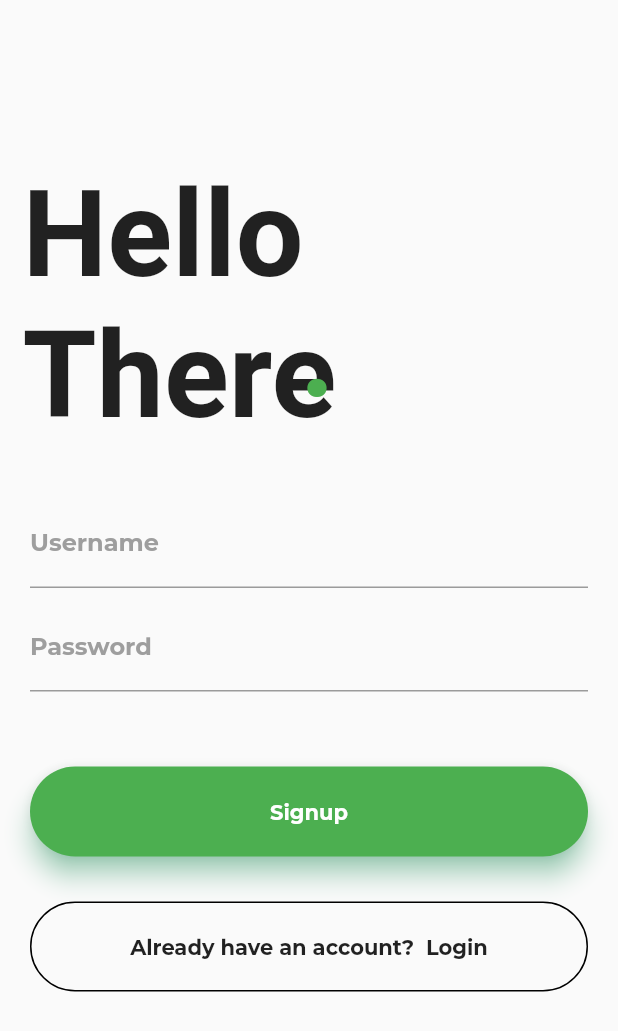
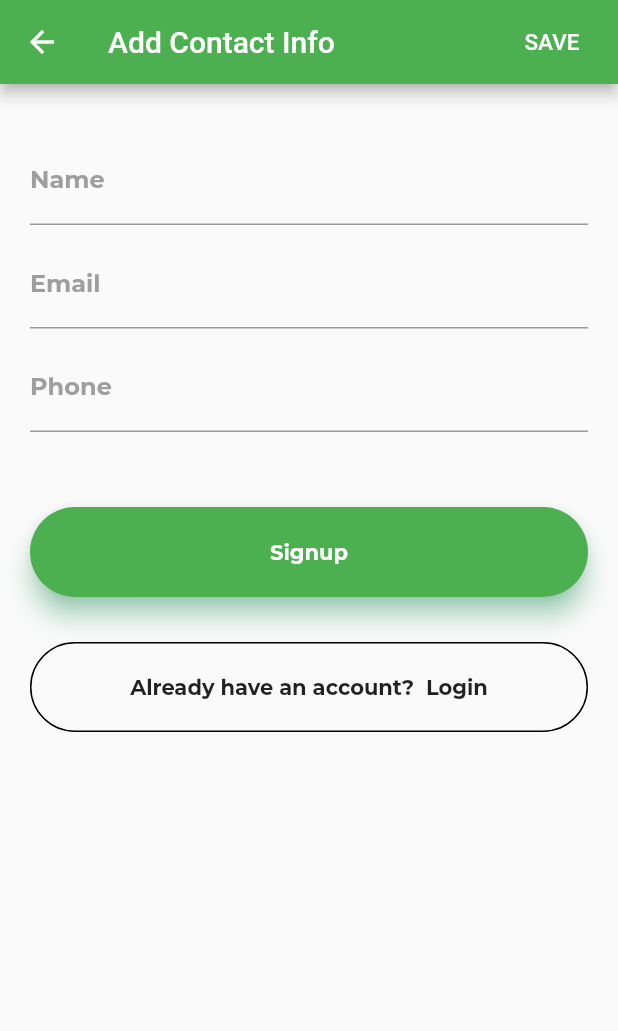
Before and after one commit to g14a/app-uuid, a Flutter app: the screen it shows after launch, on a phone screen of 412 x 824 dp. Shown: the top 1031 px of the screen. Run offline on Flutter 3.47's test engine with Material 2 defaults, Android fonts, the phone set to English and light mode, and no system bars; our stand-ins replace fluttertoast, font_awesome_flutter, shared_preferences; missing offline and left inert: get_ip.

Commit message:
reorganized files
Signed-off-by: Gowtham Munukutla <gowtham.m81197@gmail.com>

```diff
--- a/lib/main.dart
+++ b/lib/main.dart
@@ -1,8 +1,9 @@
 import 'package:flutter/cupertino.dart';
 import 'package:flutter/material.dart';
-import 'package:flutter_uuid/login.dart';
-import 'package:flutter_uuid/profile.dart';
-import 'package:flutter_uuid/signup.dart';
+import 'package:flutter_uuid/pages/addContactInfo.dart';
+import 'package:flutter_uuid/pages/login.dart';
+import 'package:flutter_uuid/pages/profile.dart';
+import 'package:flutter_uuid/pages/signup.dart';
 
 void main () => runApp(MyApp());
 
@@ -14,7 +15,7 @@ class MyApp extends StatelessWidget {
       theme: new ThemeData(
         primarySwatch: Colors.green
       ),
-      home: new SignupPage(),
+      home: new AddContactInfo(),
       routes: <String, WidgetBuilder> {
         "/login": (BuildContext context) => new LoginPage(),
         "/profile": (BuildContext context) => new ProfilePage(title: "Welcome")
--- /dev/null
+++ b/lib/pages/addContactInfo.dart
@@ -0,0 +1,190 @@
+import 'package:flutter/material.dart';
+import 'package:flutter_uuid/services/auth_service.dart';
+import 'package:fluttertoast/fluttertoast.dart';
+
+class AddContactInfo extends StatefulWidget {
+  @override
+  _AddContactInfoState createState() => _AddContactInfoState();
+}
+
+class _AddContactInfoState extends State<AddContactInfo> {
+  final nameController = TextEditingController();
+  final emailController = TextEditingController();
+  final phoneController = TextEditingController();
+
+  bool validate = false;
+
+  @override
+  void dispose() {
+    nameController.dispose();
+    emailController.dispose();
+    phoneController.dispose();
+    super.dispose();
+  }
+
+  @override
+  void initState() {
+    super.initState();
+  }
+
+  @override
+  Widget build(BuildContext context) {
+    return new Scaffold(
+        appBar: new AppBar(
+          title: new Text("Add Contact Info"),
+          leading: GestureDetector(
+            onTap: () {},
+            child: Icon(
+              Icons.arrow_back,
+            ),
+          ),
+          actions: <Widget>[
+            FlatButton(
+              textColor: Colors.white,
+              child: Text("SAVE", style: TextStyle(fontSize: 15)),
+              onPressed: () async {
+                setState(() {
+                  usernameController.text.isEmpty ||
+                          passwordController.text.isEmpty
+                      ? validate = true
+                      : validate = false;
+                });
+                if (await addContactInfo() && validate) {
+                  Navigator.of(context).pushNamed("/login");
+                } else {
+                  Fluttertoast.showToast(
+                      msg: "Unable to sign up",
+                      toastLength: Toast.LENGTH_SHORT,
+                      gravity: ToastGravity.BOTTOM,
+                      backgroundColor: Colors.red,
+                      textColor: Colors.white,
+                      fontSize: 16.0);
+                }
+              },
+            ),
+          ],
+        ),
+        body: Column(
+            crossAxisAlignment: CrossAxisAlignment.start,
+            children: <Widget>[
+              Container(
+                  padding: EdgeInsets.only(top: 35.0, left: 20.0, right: 20.0),
+                  child: Column(
+                    children: <Widget>[
+                      TextField(
+                        decoration: InputDecoration(
+                            labelText: 'Name',
+                            labelStyle: TextStyle(
+                                fontFamily: 'Montserrat',
+                                fontWeight: FontWeight.bold,
+                                color: Colors.grey),
+                            focusedBorder: UnderlineInputBorder(
+                                borderSide: BorderSide(color: Colors.green))),
+                        controller: nameController,
+                      ),
+                      SizedBox(height: 10.0),
+                      TextField(
+                        decoration: InputDecoration(
+                            labelText: 'Email ',
+                            labelStyle: TextStyle(
+                                fontFamily: 'Montserrat',
+                                fontWeight: FontWeight.bold,
+                                color: Colors.grey),
+                            focusedBorder: UnderlineInputBorder(
+                                borderSide: BorderSide(color: Colors.green))),
+                        controller: emailController,
+                      ),
+                      SizedBox(height: 10.0),
+                      TextField(
+                        decoration: InputDecoration(
+                            labelText: 'Phone ',
+                            labelStyle: TextStyle(
+                                fontFamily: 'Montserrat',
+                                fontWeight: FontWeight.bold,
+                                color: Colors.grey),
+                            focusedBorder: UnderlineInputBorder(
+                                borderSide: BorderSide(color: Colors.green))),
+                        controller: phoneController,
+                      ),
+                      SizedBox(height: 50.0),
+                      Container(
+                          height: 60.0,
+                          child: Material(
+                            borderRadius: BorderRadius.circular(40.0),
+                            shadowColor: Colors.greenAccent,
+                            color: Colors.green,
+                            elevation: 7.0,
+                            child: GestureDetector(
+                              onTap: () async {
+                                setState(() {
+                                  usernameController.text.isEmpty ||
+                                          passwordController.text.isEmpty
+                                      ? validate = true
+                                      : validate = false;
+                                });
+                                if (await addContactInfo() && validate) {
+                                  Navigator.of(context).pushNamed("/login");
+                                } else {
+                                  Fluttertoast.showToast(
+                                      msg: "Unable to sign up",
+                                      toastLength: Toast.LENGTH_SHORT,
+                                      gravity: ToastGravity.BOTTOM,
+                                      backgroundColor: Colors.red,
+                                      textColor: Colors.white,
+                                      fontSize: 16.0);
+                                }
+                              },
+                              child: Center(
+                                child: Text(
+                                  'Signup',
+                                  style: TextStyle(
+                                      color: Colors.white,
+                                      fontWeight: FontWeight.bold,
+                                      fontFamily: 'Montserrat'),
+                                ),
+                              ),
+                            ),
+                          )),
+                      SizedBox(height: 30.0),
+                      Container(
+                        height: 60.0,
+                        color: Colors.transparent,
+                        child: Container(
+                          decoration: BoxDecoration(
+                              border: Border.all(
+                                  color: Colors.black,
+                                  style: BorderStyle.solid,
+                                  width: 1.0),
+                              color: Colors.transparent,
+                              borderRadius: BorderRadius.circular(40.0)),
+                          child: InkWell(
+                            onTap: () {
+                              Navigator.of(context).pushNamed("/login");
+                            },
+                            child: Center(
+                              child: Text('Already have an account?  Login',
+                                  style: TextStyle(
+                                      fontWeight: FontWeight.bold,
+                                      fontFamily: 'Montserrat')),
+                            ),
+                          ),
+                        ),
+                      ),
+                    ],
+                  )),
+            ]));
+  }
+
+  Future<bool> addContactInfo() async {
+    var name = nameController.text;
+    var email = emailController.text;
+    var phone = phoneController.text;
+
+    if (name.isNotEmpty || email.isNotEmpty || phone.isNotEmpty) {
+      var request = AddContactInfoRequest(name, email, phone);
+      return AddInfoService.addContactInfo(request);
+    }
+
+    return false;
+  }
+}
--- a/lib/signup.dart
+++ b/lib/pages/login.dart
@@ -1,16 +1,16 @@
 import 'package:flutter/material.dart';
-import 'package:flutter_uuid/auth_service.dart';
+import 'package:flutter_uuid/services/auth_service.dart';
+import 'package:shared_preferences/shared_preferences.dart';
 import 'package:fluttertoast/fluttertoast.dart';
 
-class SignupPage extends StatefulWidget {
+class LoginPage extends StatefulWidget {
   @override
-  _SignupPageState createState() => _SignupPageState();
+  _LoginPageState createState() => _LoginPageState();
 }
 
-class _SignupPageState extends State<SignupPage> {
+class _LoginPageState extends State<LoginPage> {
   final usernameController = TextEditingController();
   final passwordController = TextEditingController();
-  bool validate = false;
 
   @override
   void dispose() {
@@ -21,6 +21,7 @@ class _SignupPageState extends State<SignupPage> {
 
   @override
   void initState() {
+    SharedPreferences.setMockInitialValues({});
     super.initState();
   }
 
@@ -59,9 +60,10 @@ class _SignupPageState extends State<SignupPage> {
                   padding: EdgeInsets.only(top: 35.0, left: 20.0, right: 20.0),
                   child: Column(
                     children: <Widget>[
+                      SizedBox(height: 10.0),
                       TextField(
                         decoration: InputDecoration(
-                            labelText: 'Username',
+                            labelText: 'Username ',
                             labelStyle: TextStyle(
                                 fontFamily: 'Montserrat',
                                 fontWeight: FontWeight.bold,
@@ -83,24 +85,23 @@ class _SignupPageState extends State<SignupPage> {
                         controller: passwordController,
                         obscureText: true,
                       ),
-                      SizedBox(height: 50.0),
+                      SizedBox(height: 40.0),
                       Container(
                         height: 60.0,
-                          child: Material(
+                        color: Colors.transparent,
+                        child: Container(
+                          decoration: BoxDecoration(
+                            color: Colors.green,
                             borderRadius: BorderRadius.circular(40.0),
-                            shadowColor: Colors.greenAccent,
-                            color: Colors.green,
-                            elevation: 7.0,
-                            child: GestureDetector(
+                          ),
+                          child: InkWell(
                             onTap: () async {
-                                setState(() {
-                                  usernameController.text.isEmpty || passwordController.text.isEmpty ? validate = true : validate = false;
-                                });
-                                 if (await signup() && validate) {
-                                   Navigator.of(context).pushNamed("/login");
+                              if (await login()) {
+                                saveLoginPrefs(usernameController.text);
+                                Navigator.of(context).pushNamed("/profile");
                               } else {
                                 Fluttertoast.showToast(
-                                    msg: "Unable to sign up",
+                                    msg: "Unable to login",
                                     toastLength: Toast.LENGTH_SHORT,
                                     gravity: ToastGravity.BOTTOM,
                                     backgroundColor: Colors.red,
@@ -110,36 +111,12 @@ class _SignupPageState extends State<SignupPage> {
                             },
                             child: Center(
                               child: Text(
-                                  'Signup',
-                                  style: TextStyle(
-                                      color: Colors.white,
-                                      fontWeight: FontWeight.bold,
-                                      fontFamily: 'Montserrat'),
-                                ),
-                              ),
-                            ),
-                          )),
-                      SizedBox(height: 30.0),
-                      Container(
-                        height: 60.0,
-                        color: Colors.transparent,
-                        child: Container(
-                          decoration: BoxDecoration(
-                              border: Border.all(
-                                  color: Colors.black,
-                                  style: BorderStyle.solid,
-                                  width: 1.0),
-                              color: Colors.transparent,
-                              borderRadius: BorderRadius.circular(40.0)),
-                          child: InkWell(
-                            onTap: () {
-                              Navigator.of(context).pushNamed("/login");
-                            },
-                            child: Center(
-                              child: Text('Already have an account?  Login',
+                                'Login',
                                 style: TextStyle(
                                     fontWeight: FontWeight.bold,
-                                      fontFamily: 'Montserrat')),
+                                    fontFamily: 'Montserrat',
+                                    color: Colors.white),
+                              ),
                             ),
                           ),
                         ),
@@ -149,15 +126,28 @@ class _SignupPageState extends State<SignupPage> {
             ]));
   }
 
-  Future<bool> signup() async {
+  Future<bool> login() {
     var username = usernameController.text;
     var password = passwordController.text;
 
-    if (username.isNotEmpty && password.isNotEmpty) {
-      var signupRequest = SignUpRequest(username, password);
-      return AuthService.signup(signupRequest);
+    var loginRequest = LoginRequest(username, password);
+
+    return AuthService.login(loginRequest);
+  }
 }
 
-    return false;
+Future<void> saveLoginPrefs(String username) async {
+  SharedPreferences prefs = await SharedPreferences.getInstance();
+  await prefs.setString('username', username);
 }
+
+Future<String> getUsername() async {
+  final prefs = await SharedPreferences.getInstance();
+  final username = prefs.getString('username');
+
+  if (username == null) {
+    return '';
   }
+
+  return username;
+}
--- a/lib/auth_service.dart
+++ b/lib/services/auth_service.dart
@@ -35,6 +35,23 @@ class AuthService {
   }
 }
 
+class AddInfoService {
+    static Future<bool> addContactInfo(AddContactInfoRequest request) async {
+      SharedPreferences prefs = await SharedPreferences.getInstance();
+      String currentUser = prefs.getString('username');
+
+      var url = "http://192.168.1.5:8000/users/$currentUser/addcontactinfo";
+
+      final response = await http.post(url, body: json.encode(request.toJson()));
+
+      if (response.statusCode == 200) {
+          return true;
+      }
+
+      return false;
+  }
+}
+
 class LoginRequest {
   String username;
   String password;
@@ -63,3 +80,18 @@ class SignUpRequest {
     return map;
   }
 }
+
+class AddContactInfoRequest {
+  String name, email, phone;
+
+  AddContactInfoRequest(this.name, this.email, this.phone);
+
+  Map<String, String> toJson() {
+    var map = Map<String, String>();
+    map["name"] = name;
+    map["email"] = email;
+    map["phone"] = phone;
+
+    return map;
+  }
+}
```
Also changed, not shown: lib/models/models.dart (renamed from lib/models/users.dart, +7 -0 lines), lib/pages/contactCard.dart (added, +141 -0 lines), lib/pages/educationCard.dart (renamed from lib/contactCard.dart, +37 -45 lines), lib/pages/healthCard.dart (renamed from lib/educationCard.dart, +26 -35 lines), lib/pages/profile.dart (renamed from lib/profile.dart, +7 -5 lines), lib/pages/signup.dart (renamed from lib/login.dart, +52 -42 lines). Lines whose indentation alone changed are shown as unchanged.
